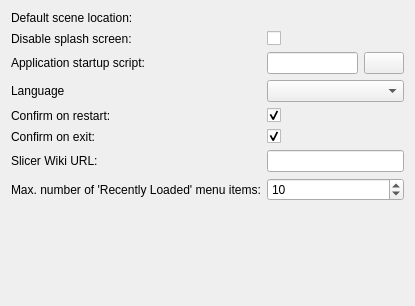
Slicer/SlicerGitSVNArchive, file Base/QTGUI/Resources/UI/qSlicerSettingsGeneralPanel.ui: the form before one commit.
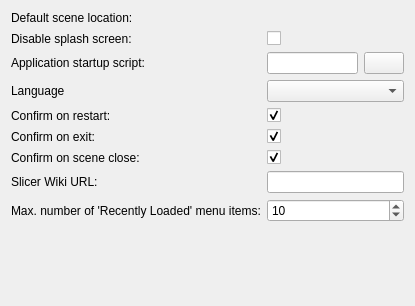
The form after the commit. Custom widgets are drawn as their Qt base class.

Commit message:
ENH: Added confirmation dialog for scene close
User can choose to disable confirmation dialog in application settings ("Confirm on scene close" checkbox).

Fixes https://issues.slicer.org/view.php?id=4563

What changed in the file:
```diff
--- a/Base/QTGUI/Resources/UI/qSlicerSettingsGeneralPanel.ui
+++ b/Base/QTGUI/Resources/UI/qSlicerSettingsGeneralPanel.ui
@@ -86,16 +86,33 @@
     </widget>
    </item>
    <item row="6" column="0">
+    <widget class="QLabel" name="ConfirmSceneCloseLabel">
+     <property name="text">
+      <string>Confirm on scene close:</string>
+     </property>
+    </widget>
+   </item>
+   <item row="6" column="1">
+    <widget class="QCheckBox" name="ConfirmSceneCloseCheckBox">
+     <property name="text">
+      <string/>
+     </property>
+     <property name="checked">
+      <bool>true</bool>
+     </property>
+    </widget>
+   </item>
+   <item row="7" column="0">
     <widget class="QLabel" name="SlicerWikiURLLabel">
      <property name="text">
       <string>Slicer Wiki URL:</string>
      </property>
     </widget>
    </item>
-   <item row="6" column="1">
-    <widget class="QLineEdit" name="SlicerWikiURLLineEdit"/>
-   </item>
    <item row="7" column="1">
+    <widget class="QLineEdit" name="SlicerWikiURLLineEdit"/>
+   </item>
+   <item row="8" column="1">
     <widget class="QSpinBox" name="NumOfRecentlyLoadedFiles">
      <property name="minimum">
       <number>1</number>
@@ -108,7 +125,7 @@
      </property>
     </widget>
    </item>
-   <item row="7" column="0">
+   <item row="8" column="0">
     <widget class="QLabel" name="NumOfRecentlyLoadedFilesLabel">
      <property name="text">
       <string>Max. number of 'Recently Loaded' menu items:</string>
```
The commit also changes 3 other files.
